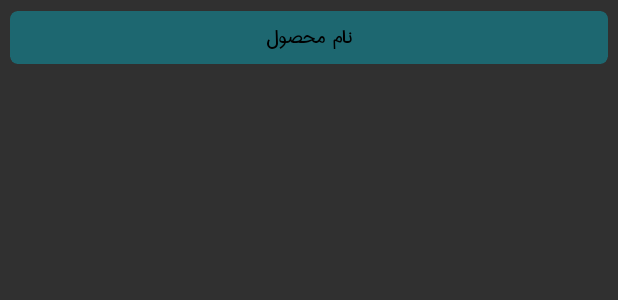
After one commit to azizi436/HyperOnline, an Android app: the layout item_category_small.xml on its own in the app's theme, with its tools: preview values and no code run, on a phone screen of 412 x 824 dp. The commit adds this screen. Shown: the top 300 px of the screen. Run offline under Robolectric (Android 15) with nearby library versions, the phone set to English and light mode, and no system bars.

Commit message:
add small categories add small adapter add new rec view for small list change Activity_List to show both product and category

```diff
--- a/app/build.gradle
+++ b/app/build.gradle
@@ -92,6 +92,7 @@ dependencies {
     annotationProcessor 'com.jakewharton:butterknife-compiler:8.5.1'
     // push notification
     compile 'co.ronash.android:pushe-base:1.2.0'
+    compile 'com.pusher:pusher-java-client:1.5.0'
     // get device name
     compile 'com.jaredrummler:android-device-names:1.0.9'
     // image library
--- a/app/src/main/java/ir/hatamiarash/utils/URLs.java
+++ b/app/src/main/java/ir/hatamiarash/utils/URLs.java
@@ -6,8 +6,8 @@ package ir.hatamiarash.utils;
 
 public class URLs {
     //private static final String IP = "hyper-online.ir";
-    //private static final String IP = "192.168.1.104";
-    private static final String IP = "192.168.1.5";
+    private static final String IP = "192.168.1.104";
+    //private static final String IP = "192.168.1.5";
     private static final String API = "api/v1/";
     //public static final String base_URL = "http://zimia.ir/client.php";
     public static final String base_URL = "http://" + IP + "/" + API;
--- /dev/null
+++ b/app/src/main/res/layout/item_category_small.xml
@@ -0,0 +1,67 @@
+<?xml version="1.0" encoding="utf-8"?>
+<!--
+  ~ Copyright (c) 2017 - All Rights Reserved - Arash Hatami
+  -->
+
+<LinearLayout
+    xmlns:android="http://schemas.android.com/apk/res/android"
+    xmlns:app="http://schemas.android.com/apk/res-auto"
+    android:layout_width="wrap_content"
+    android:layout_height="50dp"
+    >
+
+    <android.support.v7.widget.CardView
+        xmlns:card_view="http://schemas.android.com/apk/res-auto"
+        android:id="@+id/category"
+        android:layout_width="match_parent"
+        android:layout_height="match_parent"
+        android:layout_margin="2.5dp"
+        android:backgroundTint="@color/colorPrimaryTransparent"
+        card_view:cardCornerRadius="5dp"
+        card_view:cardElevation="0dp"
+        card_view:cardUseCompatPadding="true">
+
+        <RelativeLayout
+            android:layout_width="match_parent"
+            android:layout_height="match_parent">
+
+            <TextView
+                android:id="@+id/category_id"
+                android:layout_width="wrap_content"
+                android:layout_height="wrap_content"
+                android:visibility="gone"/>
+
+            <TextView
+                android:id="@+id/category_point"
+                android:layout_width="wrap_content"
+                android:layout_height="wrap_content"
+                android:visibility="gone"/>
+
+            <TextView
+                android:id="@+id/category_point_count"
+                android:layout_width="wrap_content"
+                android:layout_height="wrap_content"
+                android:visibility="gone"/>
+
+            <TextView
+                android:id="@+id/category_off"
+                android:layout_width="wrap_content"
+                android:layout_height="wrap_content"
+                android:visibility="gone"/>
+
+            <helper.PersianTextView
+                android:id="@+id/category_name"
+                android:layout_width="match_parent"
+                android:layout_height="match_parent"
+                android:layout_margin="5dp"
+                android:ellipsize="end"
+                android:gravity="center_vertical|center_horizontal"
+                android:maxLines="1"
+                android:text="نام محصول"
+                android:textColor="@color/black"
+                android:textSize="17sp"
+                app:font="iran_sans"/>
+
+        </RelativeLayout>
+    </android.support.v7.widget.CardView>
+</LinearLayout>
--- a/app/src/main/res/layout/item_product.xml
+++ b/app/src/main/res/layout/item_product.xml
@@ -8,12 +8,12 @@
     xmlns:app="http://schemas.android.com/apk/res-auto"
     android:layout_width="match_parent"
     android:layout_height="wrap_content"
-    android:paddingBottom="2dp"
+    android:paddingBottom="1dp"
     android:paddingEnd="5dp"
     android:paddingLeft="5dp"
     android:paddingRight="5dp"
     android:paddingStart="5dp"
-    android:paddingTop="2dp">
+    android:paddingTop="1dp">
 
     <android.support.v7.widget.CardView
         xmlns:card_view="http://schemas.android.com/apk/res-auto"
```
Also changed, not shown: app/src/main/java/ir/hatamiarash/adapters/CategoryAdapter_Small.java (added, +93 -0 lines), app/src/main/java/ir/hatamiarash/hyperonline/Activity_List.java (+32 -26 lines), app/src/main/java/ir/hatamiarash/hyperonline/Activity_Main.java (+11 -11 lines), app/src/main/res/layout/list.xml (+12 -2 lines).
